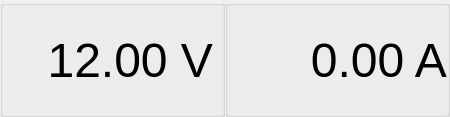
First picture: the form in src/views/ui/floating_classic.ui, repository yanyang517/powerSupplyMaster, before the edit.
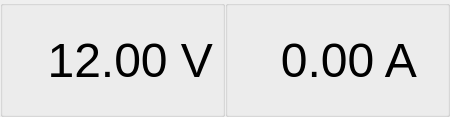
Second picture: the form after the edit.

Commit message: feat(floating_window): improve window layout and adjust transparency fix(ui): update generated UI file reference and layout margins

What changed in the file:
```diff
--- a/src/views/ui/floating_classic.ui
+++ b/src/views/ui/floating_classic.ui
@@ -99,7 +99,7 @@
        <number>0</number>
       </property>
       <property name="rightMargin">
-       <number>0</number>
+       <number>30</number>
       </property>
       <property name="bottomMargin">
        <number>0</number>
```
The commit also changes 2 other files.
